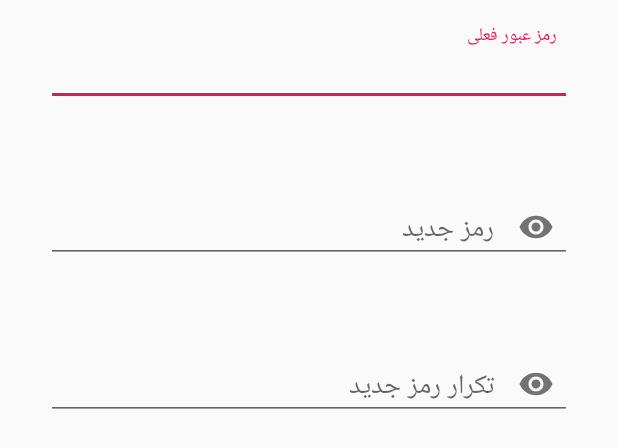
After one commit to Amin397/new_portal, an Android app: the layout alert_changepassword_view.xml on its own in the app's theme, with its tools: preview values and no code run, on a phone screen of 412 x 824 dp. The commit adds this screen. Shown: the top 448 px of the screen. Run offline under Robolectric (Android 15) with nearby library versions, the phone set to English and light mode, and no system bars.

Commit message:
change password completed

```diff
--- a/app/build.gradle
+++ b/app/build.gradle
@@ -32,4 +32,5 @@ dependencies {
     implementation 'com.android.support:cardview-v7:28.0.0'
     implementation 'com.android.support:recyclerview-v7:28.0.0'
     implementation 'com.android.volley:volley:1.1.1'
+    implementation 'com.squareup.picasso:picasso:2.71828'
 }
--- /dev/null
+++ b/app/src/main/res/layout/alert_changepassword_view.xml
@@ -0,0 +1,64 @@
+<?xml version="1.0" encoding="utf-8"?>
+<LinearLayout android:orientation="vertical"
+    xmlns:android="http://schemas.android.com/apk/res/android"
+    android:layout_width="match_parent"
+    android:layout_height="wrap_content"
+    xmlns:app="http://schemas.android.com/apk/res-auto">
+
+    <android.support.design.widget.TextInputLayout
+        android:layout_width="match_parent"
+        android:layout_margin="@dimen/margin_15dp"
+        android:id="@+id/txtinput_password_id"
+        android:layout_height="wrap_content">
+
+        <android.support.v7.widget.AppCompatEditText
+            android:layout_width="match_parent"
+            android:id="@+id/nowpass_idnew"
+            android:padding="@dimen/padding_10dp"
+            android:textSize="@dimen/textsize_18sp"
+            android:hint="@string/nowpass"
+            android:textAlignment="center"
+            android:layout_margin="@dimen/margin_15dp"
+            android:layout_height="wrap_content" />
+    </android.support.design.widget.TextInputLayout>
+
+
+    <android.support.design.widget.TextInputLayout
+        android:layout_width="match_parent"
+        android:layout_margin="@dimen/margin_15dp"
+        android:id="@+id/txtinput_newpass_id"
+        android:layout_height="wrap_content"
+        app:passwordToggleEnabled="true">
+
+        <android.support.v7.widget.AppCompatEditText
+            android:layout_width="match_parent"
+            android:id="@+id/newpass_idnew"
+            android:textSize="@dimen/textsize_18sp"
+            android:padding="@dimen/padding_10dp"
+            android:hint="@string/newpass"
+            android:textAlignment="center"
+            android:inputType="textPassword"
+            android:layout_margin="@dimen/margin_15dp"
+            android:layout_height="wrap_content" />
+    </android.support.design.widget.TextInputLayout>
+
+    <android.support.design.widget.TextInputLayout
+        android:layout_width="match_parent"
+        android:id="@+id/txtinput_acceptnewpass_id"
+        android:layout_margin="@dimen/margin_15dp"
+        android:layout_height="wrap_content"
+        app:passwordToggleEnabled="true">
+
+        <android.support.v7.widget.AppCompatEditText
+            android:layout_width="match_parent"
+            android:textAlignment="center"
+            android:inputType="textPassword"
+            android:id="@+id/acceptnewpass_idnew"
+            android:textSize="@dimen/textsize_18sp"
+            android:padding="@dimen/padding_10dp"
+            android:layout_margin="@dimen/margin_15dp"
+            android:hint="@string/acceptnewpass"
+            android:layout_height="wrap_content" />
+
+    </android.support.design.widget.TextInputLayout>
+</LinearLayout>
--- a/app/src/main/res/menu/activity_main_drawer.xml
+++ b/app/src/main/res/menu/activity_main_drawer.xml
@@ -31,6 +31,12 @@
                 android:icon="@drawable/ic_map_black_24dp"/>
 
             <item
+                android:title="@string/change_pass"
+                android:id="@+id/change_pass_id"
+                android:icon="@drawable/ic_vpn_key_black_24dp"
+                />
+
+            <item
                 android:title="@string/phone"
                 android:id="@+id/phone_id"
                 android:icon="@drawable/ic_phonelink_setup_black_24dp"/>
--- a/app/src/main/res/values/strings.xml
+++ b/app/src/main/res/values/strings.xml
@@ -24,5 +24,10 @@
     <string name="exit">خروج از حساب</string>
     <string name="vaziate_tahsili">خلاصه وضعیت تحصیلی</string>
     <string name="my_image">profile_image</string>
+    <string name="shomarejadid">شماره موبایل جدید</string>
+    <string name="change_pass">تغییر رمز عبور</string>
+    <string name="nowpass">رمز عبور فعلی</string>
+    <string name="newpass">رمز جدید</string>
+    <string name="acceptnewpass">تکرار رمز جدید</string>
 
 </resources>
```
Also changed, not shown: app/src/main/java/com/example/portal_daneshjoii/MainActivity.java (+38 -1 lines), app/src/main/java/com/example/portal_daneshjoii/classes/Functions.java (+162 -1 lines), app/src/main/res/drawable-v24/ic_vpn_key_black_24dp.xml (added, +9 -0 lines), app/src/main/res/layout/alert_changemobile_view.xml (added, +26 -0 lines), app/src/main/res/layout/title_view_changepassword.xml (added, +19 -0 lines), app/src/main/res/layout/title_view_submitmobile.xml (added, +19 -0 lines).
